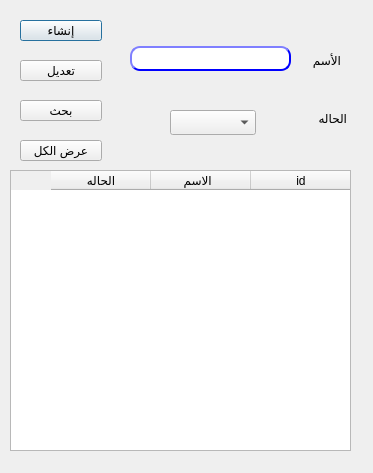
This is presentation/master_data_ui/promotionType.ui in shymaa123456/HyperPOS2020 as Qt 5 draws it before an edit. The edited form follows.
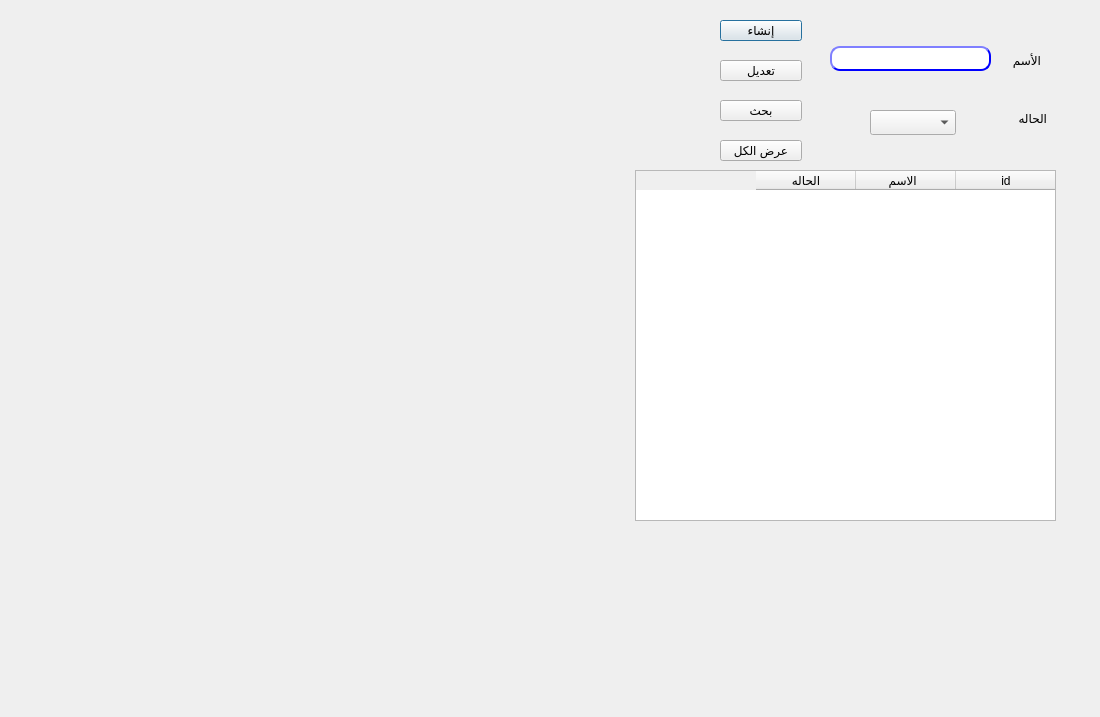
This is the edited form.

```diff
--- a/presentation/master_data_ui/promotionType.ui
+++ b/presentation/master_data_ui/promotionType.ui
@@ -6,17 +6,29 @@
    <rect>
     <x>0</x>
     <y>0</y>
-    <width>373</width>
-    <height>473</height>
+    <width>1100</width>
+    <height>717</height>
    </rect>
   </property>
+  <property name="minimumSize">
+   <size>
+    <width>1100</width>
+    <height>717</height>
+   </size>
+  </property>
+  <property name="maximumSize">
+   <size>
+    <width>1100</width>
+    <height>717</height>
+   </size>
+  </property>
   <property name="windowTitle">
    <string>إنشاء محموعه عملاء</string>
   </property>
   <widget class="QLabel" name="desc">
    <property name="geometry">
     <rect>
-     <x>260</x>
+     <x>960</x>
      <y>50</y>
      <width>81</width>
      <height>21</height>
@@ -29,7 +41,7 @@
   <widget class="QLabel" name="label_2">
    <property name="geometry">
     <rect>
-     <x>280</x>
+     <x>980</x>
      <y>110</y>
      <width>67</width>
      <height>17</height>
@@ -42,7 +54,7 @@
   <widget class="QComboBox" name="CMB_status">
    <property name="geometry">
     <rect>
-     <x>170</x>
+     <x>870</x>
      <y>110</y>
      <width>86</width>
      <height>25</height>
@@ -52,7 +64,7 @@
   <widget class="QLineEdit" name="LE_desc">
    <property name="geometry">
     <rect>
-     <x>130</x>
+     <x>830</x>
      <y>46</y>
      <width>161</width>
      <height>25</height>
@@ -89,10 +101,10 @@
   <widget class="QTableWidget" name="Qtable">
    <property name="geometry">
     <rect>
-     <x>10</x>
+     <x>635</x>
      <y>170</y>
-     <width>341</width>
-     <height>281</height>
+     <width>421</width>
+     <height>351</height>
     </rect>
    </property>
    <property name="layoutDirection">
@@ -120,7 +132,7 @@
    </property>
    <property name="geometry">
     <rect>
-     <x>100</x>
+     <x>811</x>
      <y>20</y>
      <width>31</width>
      <height>20</height>
@@ -136,7 +148,7 @@
    </property>
    <property name="geometry">
     <rect>
-     <x>110</x>
+     <x>810</x>
      <y>110</y>
      <width>31</width>
      <height>21</height>
@@ -149,7 +161,7 @@
   <widget class="QPushButton" name="BTN_create">
    <property name="geometry">
     <rect>
-     <x>20</x>
+     <x>720</x>
      <y>20</y>
      <width>82</width>
      <height>21</height>
@@ -165,7 +177,7 @@
   <widget class="QPushButton" name="BTN_modify">
    <property name="geometry">
     <rect>
-     <x>20</x>
+     <x>720</x>
      <y>60</y>
      <width>82</width>
      <height>21</height>
@@ -181,7 +193,7 @@
   <widget class="QPushButton" name="BTN_search">
    <property name="geometry">
     <rect>
-     <x>20</x>
+     <x>720</x>
      <y>100</y>
      <width>82</width>
      <height>21</height>
@@ -197,7 +209,7 @@
   <widget class="QPushButton" name="BTN_search_all">
    <property name="geometry">
     <rect>
-     <x>20</x>
+     <x>720</x>
      <y>140</y>
      <width>82</width>
      <height>21</height>
```
